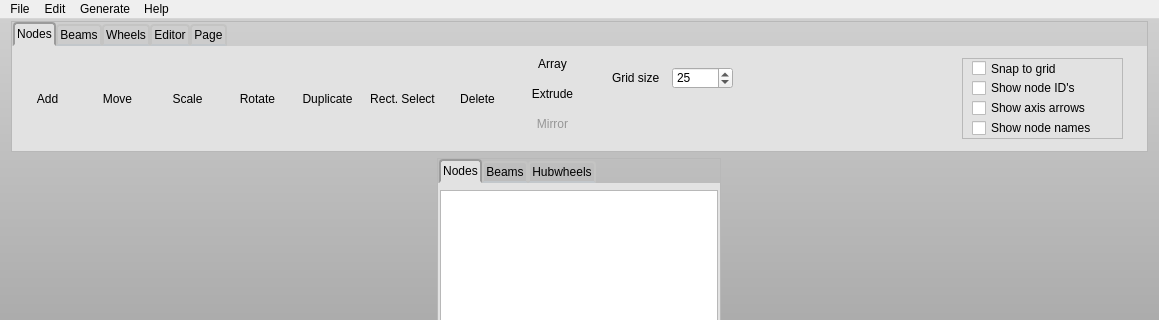
Qt form source/mainwindow.ui (RORMasa/NodeBeamEditor) before a commit; both pictures show x 0 to 1159 and y 0 to 320 of the 1159 by 771 pixel window.
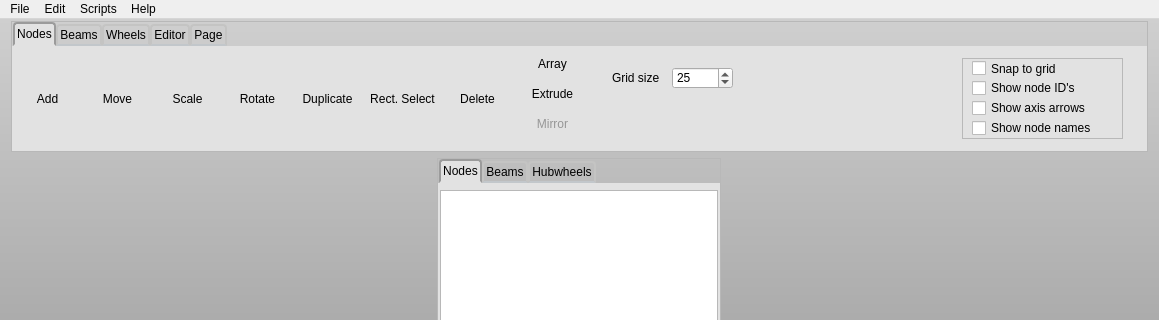
The same form after that commit. Icons and pictures are not drawn.

The edit to the form file:
```diff
--- a/source/mainwindow.ui
+++ b/source/mainwindow.ui
@@ -2368,7 +2368,7 @@
    </widget>
    <widget class="QMenu" name="menuGenerate">
     <property name="title">
-     <string>Generate</string>
+     <string>Scripts</string>
     </property>
     <addaction name="actionChassis_Generator"/>
     <addaction name="actionTracks"/>
```
Left out of the diff: 6 changed lines with no effect on the pictures.
